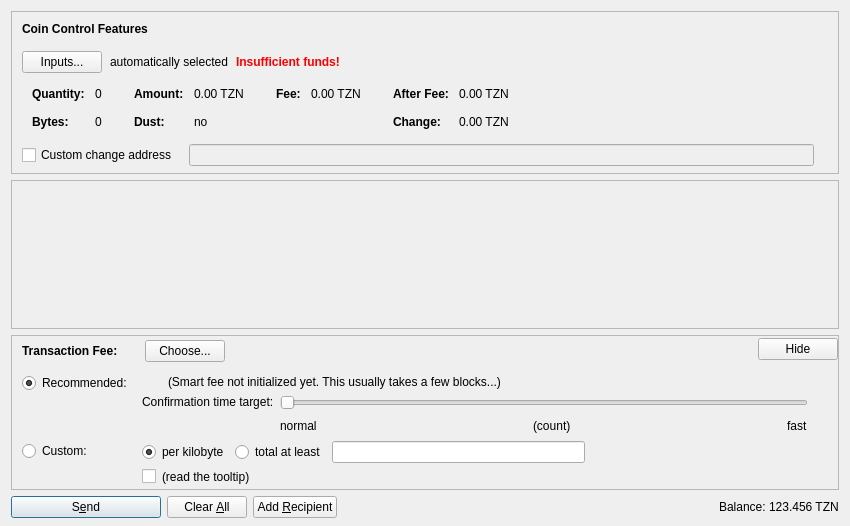
tyzen-tzn/tyzen, file src/qt/forms/sendcoinsdialog.ui: the form before one commit.
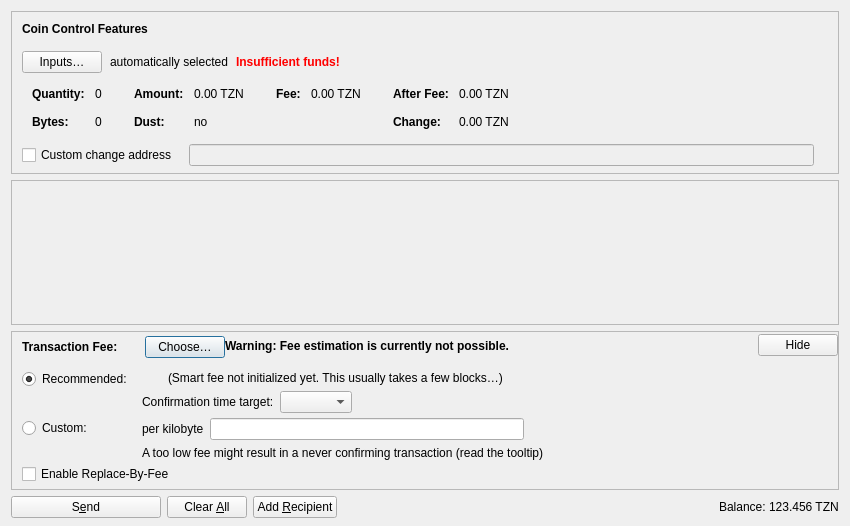
The form after the commit. Icons and pictures are not drawn. Custom widgets are drawn as their Qt base class.

Patch:
```diff
--- a/src/qt/forms/sendcoinsdialog.ui
+++ b/src/qt/forms/sendcoinsdialog.ui
@@ -107,7 +107,7 @@
              <string notr="true"/>
             </property>
             <property name="text">
-             <string>Inputs...</string>
+             <string>Inputs…</string>
             </property>
             <property name="autoDefault">
              <bool>false</bool>
@@ -738,7 +738,7 @@
               <item>
                <widget class="QPushButton" name="buttonChooseFee">
                 <property name="text">
-                 <string>Choose...</string>
+                 <string>Choose…</string>
                 </property>
                </widget>
               </item>
@@ -759,11 +759,33 @@
             </item>
            </layout>
           </item>
+          <item>
+           <widget class="QLabel" name="fallbackFeeWarningLabel">
+            <property name="toolTip">
+             <string>Using the fallbackfee can result in sending a transaction that will take several hours or days (or never) to confirm. Consider choosing your fee manually or wait until you have validated the complete chain.</string>
+            </property>
+            <property name="font">
+            <font>
+                <weight>75</weight>
+                <bold>true</bold>
+            </font>
+            </property>
+            <property name="text">
+             <string>Warning: Fee estimation is currently not possible.</string>
+            </property>
+            <property name="wordWrap">
+             <bool>false</bool>
+            </property>
+           </widget>
+          </item>
           <item>
            <spacer name="horizontalSpacer_4">
             <property name="orientation">
              <enum>Qt::Horizontal</enum>
             </property>
+            <property name="sizeType">
+             <enum>QSizePolicy::MinimumExpanding</enum>
+            </property>
             <property name="sizeHint" stdset="0">
              <size>
               <width>40</width>
@@ -775,7 +797,7 @@
           <item>
            <widget class="QPushButton" name="buttonMinimizeFee">
             <property name="toolTip">
-             <string>collapse fee-settings</string>
+             <string>Hide transaction fee settings</string>
             </property>
             <property name="text">
              <string>Hide</string>
@@ -824,36 +846,19 @@
                <item>
                 <layout class="QHBoxLayout" name="horizontalLayoutFee13">
                  <item>
-                  <widget class="QRadioButton" name="radioCustomPerKilobyte">
+                  <widget class="QLabel" name="labelCustomPerKilobyte">
                    <property name="toolTip">
-                    <string>If the custom fee is set to 1000 satoshis and the transaction is only 250 bytes, then &quot;per kilobyte&quot; only pays 250 satoshis in fee, while &quot;total at least&quot; pays 1000 satoshis. For transactions bigger than a kilobyte both pay by kilobyte.</string>
+                    <string>Specify a custom fee per kB (1,000 bytes) of the transaction's virtual size.
+
+Note:  Since the fee is calculated on a per-byte basis, a fee rate of "100 satoshis per kvB" for a transaction size of 500 virtual bytes (half of 1 kvB) would ultimately yield a fee of only 50 satoshis.</string>
                    </property>
                    <property name="text">
                     <string>per kilobyte</string>
                    </property>
-                   <property name="checked">
-                    <bool>true</bool>
-                   </property>
-                   <attribute name="buttonGroup">
-                    <string notr="true">groupCustomFee</string>
-                   </attribute>
                   </widget>
                  </item>
                  <item>
-                  <widget class="QRadioButton" name="radioCustomAtLeast">
-                   <property name="toolTip">
-                    <string>If the custom fee is set to 1000 satoshis and the transaction is only 250 bytes, then &quot;per kilobyte&quot; only pays 250 satoshis in fee, while &quot;total at least&quot; pays 1000 satoshis. For transactions bigger than a kilobyte both pay by kilobyte.</string>
-                   </property>
-                   <property name="text">
-                    <string>total at least</string>
-                   </property>
-                   <attribute name="buttonGroup">
-                    <string notr="true">groupCustomFee</string>
-                   </attribute>
-                  </widget>
-                 </item>
-                 <item>
-                  <widget class="BitcoinAmountField" name="customFee"/>
+                  <widget class="TyzenAmountField" name="customFee"/>
                  </item>
                  <item>
                   <spacer name="horizontalSpacer_6">
@@ -873,28 +878,15 @@
                <item>
                 <layout class="QHBoxLayout" name="horizontalLayoutFee8">
                  <item>
-                  <widget class="QCheckBox" name="checkBoxMinimumFee">
-                   <property name="toolTip">
-                    <string>Paying only the minimum fee is just fine as long as there is less transaction volume than space in the blocks. But be aware that this can end up in a never confirming transaction once there is more demand for tyzen transactions than the network can process.</string>
-                   </property>
-                   <property name="text">
-                    <string/>
-                   </property>
-                  </widget>
-                 </item>
-                 <item>
-                  <widget class="QLabel" name="labelMinFeeWarning">
+                  <widget class="QLabel" name="labelCustomFeeWarning">
                    <property name="enabled">
                     <bool>true</bool>
                    </property>
                    <property name="toolTip">
-                    <string>Paying only the minimum fee is just fine as long as there is less transaction volume than space in the blocks. But be aware that this can end up in a never confirming transaction once there is more demand for tyzen transactions than the network can process.</string>
+                    <string>When there is less transaction volume than space in the blocks, miners as well as relaying nodes may enforce a minimum fee. Paying only this minimum fee is just fine, but be aware that this can result in a never confirming transaction once there is more demand for tyzen transactions than the network can process.</string>
                    </property>
                    <property name="text">
-                    <string>(read the tooltip)</string>
-                   </property>
-                   <property name="margin">
-                    <number>5</number>
+                    <string>A too low fee might result in a never confirming transaction (read the tooltip)</string>
                    </property>
                   </widget>
                  </item>
@@ -987,9 +979,6 @@
                    <property name="text">
                     <string/>
                    </property>
-                   <property name="margin">
-                    <number>2</number>
-                   </property>
                   </widget>
                  </item>
                  <item>
@@ -1002,10 +991,7 @@
                  <item>
                   <widget class="QLabel" name="labelSmartFee2">
                    <property name="text">
-                    <string>(Smart fee not initialized yet. This usually takes a few blocks...)</string>
-                   </property>
-                   <property name="margin">
-                    <number>2</number>
+                    <string>(Smart fee not initialized yet. This usually takes a few blocks…)</string>
                    </property>
                   </widget>
                  </item>
@@ -1033,24 +1019,8 @@
                      <property name="text">
                       <string>Confirmation time target:</string>
                      </property>
-                     <property name="margin">
-                      <number>2</number>
-                     </property>
                     </widget>
                    </item>
-                   <item>
-                    <spacer name="verticalSpacer_3">
-                     <property name="orientation">
-                      <enum>Qt::Vertical</enum>
-                     </property>
-                     <property name="sizeHint" stdset="0">
-                      <size>
-                       <width>1</width>
-                       <height>1</height>
-                      </size>
-                     </property>
-                    </spacer>
-                   </item>
                   </layout>
                  </item>
                  <item>
@@ -1059,44 +1029,15 @@
                     <number>30</number>
                    </property>
                    <item>
-                    <widget class="QSlider" name="sliderSmartFee">
-                     <property name="minimum">
+                    <layout class="QHBoxLayout" name="horizontalLayoutConfTarget">
+                     <property name="bottomMargin">
                       <number>0</number>
                      </property>
-                     <property name="maximum">
-                      <number>23</number>
-                     </property>
-                     <property name="pageStep">
-                      <number>1</number>
-                     </property>
-                     <property name="value">
-                      <number>0</number>
-                     </property>
-                     <property name="orientation">
-                      <enum>Qt::Horizontal</enum>
-                     </property>
-                     <property name="invertedAppearance">
-                      <bool>false</bool>
-                     </property>
-                     <property name="invertedControls">
-                      <bool>false</bool>
-                     </property>
-                     <property name="tickPosition">
-                      <enum>QSlider::NoTicks</enum>
-                     </property>
-                    </widget>
-                   </item>
-                   <item>
-                    <layout class="QHBoxLayout" name="horizontalLayoutFee10">
                      <item>
-                      <widget class="QLabel" name="labelSmartFeeNormal">
-                       <property name="text">
-                        <string>normal</string>
-                       </property>
-                      </widget>
+                      <widget class="QComboBox" name="confTargetSelector"/>
                      </item>
                      <item>
-                      <spacer name="horizontalSpacer_7">
+                      <spacer name="horizontalSpacerConfTarget">
                        <property name="orientation">
                         <enum>Qt::Horizontal</enum>
                        </property>
@@ -1108,33 +1049,6 @@
                        </property>
                       </spacer>
                      </item>
-                     <item>
-                      <widget class="QLabel" name="confirmationTargetLabel">
-                       <property name="text">
-                        <string notr="true">(count)</string>
-                       </property>
-                      </widget>
-                     </item>
-                     <item>
-                      <spacer name="horizontalSpacer_3">
-                       <property name="orientation">
-                        <enum>Qt::Horizontal</enum>
-                       </property>
-                       <property name="sizeHint" stdset="0">
-                        <size>
-                         <width>40</width>
-                         <height>20</height>
-                        </size>
-                       </property>
-                      </spacer>
-                     </item>
-                     <item>
-                      <widget class="QLabel" name="labelSmartFeeFast">
-                       <property name="text">
-                        <string>fast</string>
-                       </property>
-                      </widget>
-                     </item>
                     </layout>
                    </item>
                   </layout>
@@ -1158,6 +1072,16 @@
              </item>
             </layout>
            </item>
+           <item>
+            <widget class="QCheckBox" name="optInRBF">
+             <property name="text">
+              <string>Enable Replace-By-Fee</string>
+             </property>
+             <property name="toolTip">
+              <string>With Replace-By-Fee (BIP-125) you can increase a transaction's fee after it is sent. Without this, a higher fee may be recommended to compensate for increased transaction delay risk.</string>
+             </property>
+            </widget>
+           </item>
           </layout>
          </widget>
         </item>
@@ -1168,8 +1092,8 @@
           </property>
           <property name="sizeHint" stdset="0">
            <size>
-            <width>800</width>
-            <height>1</height>
+            <width>40</width>
+            <height>5</height>
            </size>
           </property>
          </spacer>
@@ -1196,14 +1120,14 @@
         <string>S&amp;end</string>
        </property>
        <property name="icon">
-        <iconset resource="../bitcoin.qrc">
+        <iconset resource="../tyzen.qrc">
          <normaloff>:/icons/send</normaloff>:/icons/send</iconset>
        </property>
        <property name="autoDefault">
         <bool>false</bool>
        </property>
        <property name="default">
-        <bool>true</bool>
+        <bool>false</bool>
        </property>
       </widget>
      </item>
@@ -1222,7 +1146,7 @@
         <string>Clear &amp;All</string>
        </property>
        <property name="icon">
-        <iconset resource="../bitcoin.qrc">
+        <iconset resource="../tyzen.qrc">
          <normaloff>:/icons/remove</normaloff>:/icons/remove</iconset>
        </property>
        <property name="autoDefault">
@@ -1239,7 +1163,7 @@
         <string>Add &amp;Recipient</string>
        </property>
        <property name="icon">
-        <iconset resource="../bitcoin.qrc">
+        <iconset resource="../tyzen.qrc">
          <normaloff>:/icons/add</normaloff>:/icons/add</iconset>
        </property>
        <property name="autoDefault">
@@ -1266,7 +1190,7 @@
         <number>3</number>
        </property>
        <item>
-        <widget class="QLabel" name="label">
+        <widget class="QLabel" name="labelBalanceName">
          <property name="sizePolicy">
           <sizepolicy hsizetype="Preferred" vsizetype="Fixed">
            <horstretch>0</horstretch>
@@ -1307,21 +1231,20 @@
   <customwidget>
    <class>QValidatedLineEdit</class>
    <extends>QLineEdit</extends>
-   <header>qvalidatedlineedit.h</header>
+   <header>qt/qvalidatedlineedit.h</header>
   </customwidget>
   <customwidget>
-   <class>BitcoinAmountField</class>
+   <class>TyzenAmountField</class>
    <extends>QLineEdit</extends>
-   <header>bitcoinamountfield.h</header>
+   <header>qt/tyzenamountfield.h</header>
    <container>1</container>
   </customwidget>
  </customwidgets>
  <resources>
-  <include location="../bitcoin.qrc"/>
+  <include location="../tyzen.qrc"/>
  </resources>
  <connections/>
  <buttongroups>
   <buttongroup name="groupFee"/>
-  <buttongroup name="groupCustomFee"/>
  </buttongroups>
 </ui>
```
